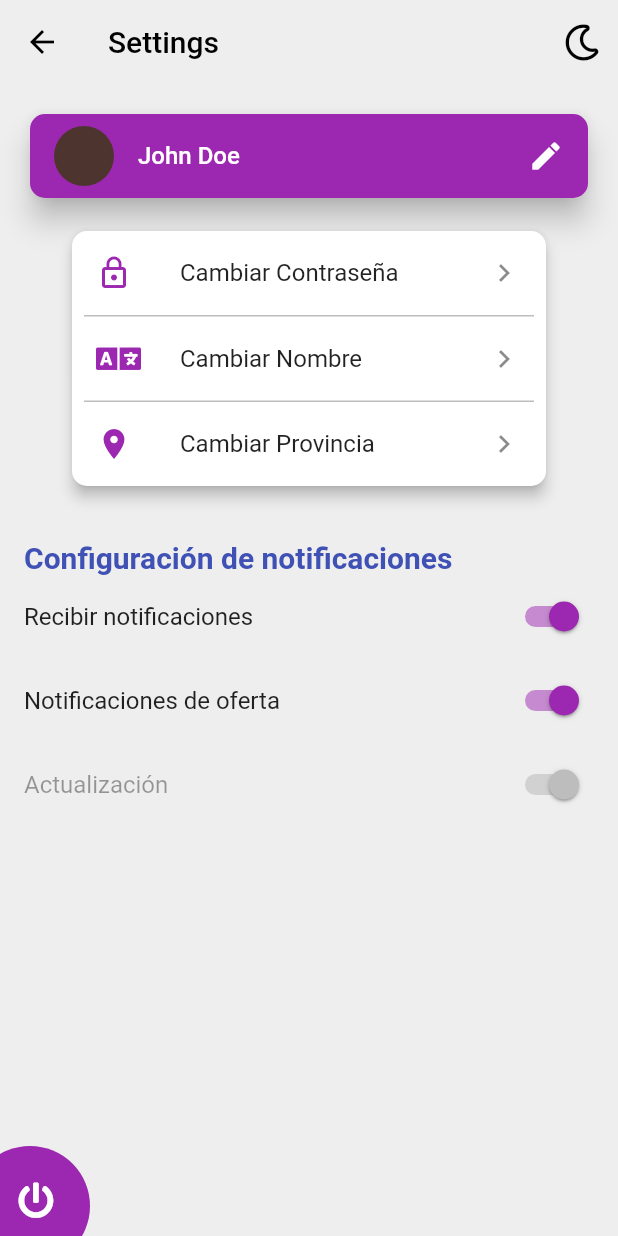
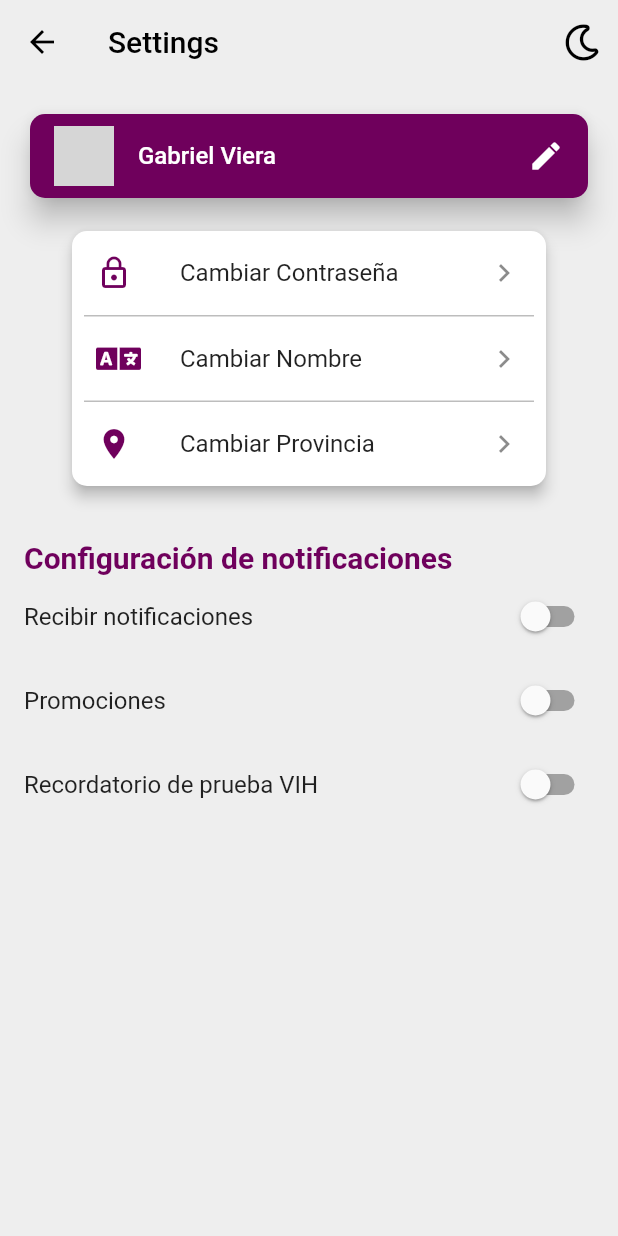
Before and after one commit to cristhianviera1/Kimirina_app_movil, a Flutter app: the ProfileScreen screen opened directly, after a tap on the "settings" icon, on a phone screen of 412 x 824 dp. Run offline on Flutter 3.47's test engine with Material 2 defaults, Android fonts, the light colour scheme and no system bars; our stand-ins replace auto_size_text, cached_network_image, flare_flutter, flutter_form_builder, font_awesome_flutter, rflutter_alert and 1 more; missing offline and left inert: fancy_dialog, intro_views_flutter; accounts and stored records are empty; network calls fail; grey boxes are pictures that could not be loaded.

Commit message:
fix bugs

```diff
--- a/lib/screens/profile/profile_page.dart
+++ b/lib/screens/profile/profile_page.dart
@@ -33,7 +33,7 @@ class ProfileScreen extends StatelessWidget {
       SharedPreferences prefs = await SharedPreferences.getInstance();
     });
     return Scaffold(
-        backgroundColor: Color.fromRGBO(255, 255, 255, .9),
+        //backgroundColor: Color.fromRGBO(255, 255, 255, .9),
         body: SafeArea(
           child: ListView(
             children: <Widget>[
@@ -73,7 +73,7 @@ class ProfileScreen extends StatelessWidget {
                         padding: EdgeInsets.all(4),
                       ),
                       Text(
-                        "_nombre",
+                        "Gabriel Viera",
                         style: TextStyle(
                             color: Colors.white,
                             fontWeight: FontWeight.w500,
@@ -170,12 +170,12 @@ class _UserInfoState extends State<UserInfo> {
                       ListTile(
                         leading: Icon(Icons.email),
                         title: Text("Correo"),
-                        subtitle: Text("Correo"),
+                        subtitle: Text("cristhian.viera1@gmail.com"),
                       ),
                       ListTile(
                         leading: Icon(Icons.phone),
                         title: Text("Phone"),
-                        subtitle: Text("Telefono"),
+                        subtitle: Text("0988677461"),
                       ),
                       ListTile(
                         leading: Icon(FontAwesomeIcons.powerOff),
--- a/lib/screens/profile/settings_page.dart
+++ b/lib/screens/profile/settings_page.dart
@@ -1,7 +1,7 @@
 import 'package:cached_network_image/cached_network_image.dart';
 import 'package:flutter/material.dart';
 import 'package:font_awesome_flutter/font_awesome_flutter.dart';
-
+import 'package:kimirina_app/colors/colors.dart';
 
 class SettingsOnePage extends StatefulWidget {
   @override
@@ -18,11 +18,14 @@ class _SettingsOnePageState extends State<SettingsOnePage> {
   }
 
   Brightness _getBrightness() {
-     return _dark ? Brightness.dark : Brightness.light;
+    return _dark ? Brightness.dark : Brightness.light;
   }
 
   @override
   Widget build(BuildContext context) {
+    var oneNotification = false;
+    var twoNotification = false;
+    var threeNotification = false;
     return Theme(
       isMaterialAppTheme: true,
       data: ThemeData(
@@ -62,20 +65,23 @@ class _SettingsOnePageState extends State<SettingsOnePage> {
                     elevation: 8.0,
                     shape: RoundedRectangleBorder(
                         borderRadius: BorderRadius.circular(10.0)),
-                    color: Colors.purple,
+                    color: morado,
                     child: ListTile(
                       onTap: () {
                         //open edit profile
                       },
                       title: Text(
-                        "John Doe",
+                        "Gabriel Viera",
                         style: TextStyle(
                           color: Colors.white,
                           fontWeight: FontWeight.w500,
                         ),
                       ),
                       leading: CircleAvatar(
-                        backgroundColor: Colors.brown.shade800,
+                        radius: 20,
+                        backgroundColor: Colors.white,
+                        backgroundImage: NetworkImage(
+                            'https://ktusu.com/admin/uploads/slider/836295524.jpg'),
                       ),
                       trailing: Icon(
                         Icons.edit,
@@ -94,7 +100,7 @@ class _SettingsOnePageState extends State<SettingsOnePage> {
                         ListTile(
                           leading: Icon(
                             Icons.lock_outline,
-                            color: Colors.purple,
+                            color: morado,
                           ),
                           title: Text("Cambiar Contraseña"),
                           trailing: Icon(Icons.keyboard_arrow_right),
@@ -106,7 +112,7 @@ class _SettingsOnePageState extends State<SettingsOnePage> {
                         ListTile(
                           leading: Icon(
                             FontAwesomeIcons.language,
-                            color: Colors.purple,
+                            color: morado,
                           ),
                           title: Text("Cambiar Nombre"),
                           trailing: Icon(Icons.keyboard_arrow_right),
@@ -118,7 +124,7 @@ class _SettingsOnePageState extends State<SettingsOnePage> {
                         ListTile(
                           leading: Icon(
                             Icons.location_on,
-                            color: Colors.purple,
+                            color: morado,
                           ),
                           title: Text("Cambiar Provincia"),
                           trailing: Icon(Icons.keyboard_arrow_right),
@@ -135,61 +141,40 @@ class _SettingsOnePageState extends State<SettingsOnePage> {
                     style: TextStyle(
                       fontSize: 20.0,
                       fontWeight: FontWeight.bold,
-                      color: Colors.indigo,
+                      color: morado,
                     ),
                   ),
                   SwitchListTile(
-                    activeColor: Colors.purple,
+                    activeColor: morado,
                     contentPadding: const EdgeInsets.all(0),
-                    value: true,
+                    value: oneNotification,
                     title: Text("Recibir notificaciones"),
-                    onChanged: (val) {},
-                  ),
-
-                  SwitchListTile(
-                    activeColor: Colors.purple,
-                    contentPadding: const EdgeInsets.all(0),
-                    value: true,
-                    title: Text("Notificaciones de oferta "),
-                    onChanged: (val) {},
+                    onChanged: (val) {
+                      oneNotification = true;
+                    },
                   ),
                   SwitchListTile(
-                    activeColor: Colors.purple,
+                    activeColor: morado,
                     contentPadding: const EdgeInsets.all(0),
-                    value: true,
-                    title: Text("Actualización"),
-                    onChanged: null,
+                    value: twoNotification,
+                    title: Text("Promociones"),
+                    onChanged: (val) {
+                      twoNotification = true;
+                    },
+                  ),
+                  SwitchListTile(
+                    activeColor: morado,
+                    contentPadding: const EdgeInsets.all(0),
+                    value: threeNotification,
+                    title: Text("Recordatorio de prueba VIH"),
+                    onChanged: (val) {
+                      threeNotification = true;
+                    },
                   ),
                   const SizedBox(height: 60.0),
                 ],
               ),
             ),
-            Positioned(
-              bottom: -20,
-              left: -20,
-              child: Container(
-                width: 80,
-                height: 80,
-                alignment: Alignment.center,
-                decoration: BoxDecoration(
-                  color: Colors.purple,
-                  shape: BoxShape.circle,
-                ),
-              ),
-            ),
-            Positioned(
-              bottom: 00,
-              left: 00,
-              child: IconButton(
-                icon: Icon(
-                  FontAwesomeIcons.powerOff,
-                  color: Colors.white,
-                ),
-                onPressed: () {
-                  //log out
-                },
-              ),
-            )
           ],
         ),
       ),
--- a/lib/services/user_service.dart
+++ b/lib/services/user_service.dart
@@ -4,7 +4,7 @@ import 'package:http/http.dart' as http;
 import 'package:shared_preferences/shared_preferences.dart';
 
 class ApiService {
-  final String baseUrl = "http://192.168.100.175:3000";
+  final String baseUrl = "http://192.168.0.103:3000";
   User currentUser = new User();
   //headers
   final Map<String, String> headers = {"Content-type": "application/json"};
```
